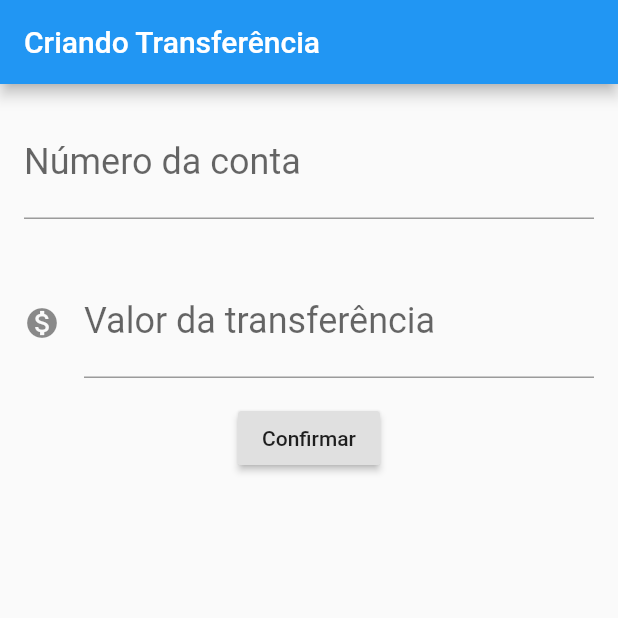
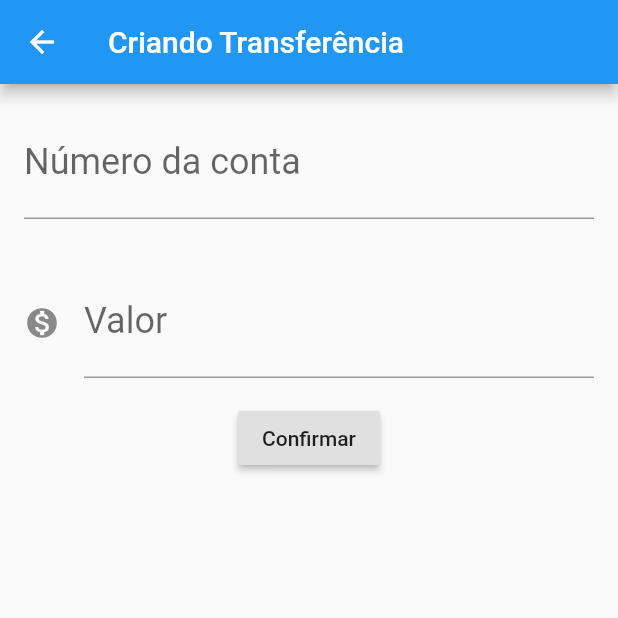
Before and after one commit to daviguelfi/curso-flutter, a Flutter app: the FormularioTransferencia screen opened directly, after a tap on "Confirmar", on a phone screen of 412 x 824 dp, the top half of it. Run offline on Flutter 3.47's test engine with Material 2 defaults, Android fonts, the phone set to English and light mode, and no system bars.

Commit message:
create a navigation and forms

```diff
--- a/bytebank/lib/main.dart
+++ b/bytebank/lib/main.dart
@@ -9,7 +9,7 @@ class BytebankApp extends StatelessWidget {
   Widget build(BuildContext context) {
     return MaterialApp(
       home: Scaffold(
-        body: FormularioTransferencia(),
+        body: ListaTransferencias(),
       ),
     );
   }
@@ -28,57 +28,33 @@ class FormularioTransferencia extends StatelessWidget {
         ),
         body: Column(
           children: <Widget>[
-            Padding(
-              padding: const EdgeInsets.all(16.0),
-              child: TextField(
-                controller: _controladorCampoNumeroConta,
-                style: TextStyle(
-                  fontSize: 24.0,
-                ),
-                decoration: InputDecoration(
-                  labelText: 'Número da conta',
-                  hintText: '0000',
-                ),
-                keyboardType: TextInputType.number,
-              ),
-            ),
-            Padding(
-              padding: const EdgeInsets.all(16.0),
-              child: TextField(
-                controller: _controladorCampoValor,
-                style: TextStyle(
-                  fontSize: 24.0,
-                ),
-                decoration: InputDecoration(
-                  icon: Icon(Icons.monetization_on),
-                  labelText: 'Valor da transferência',
-                  hintText: '0.00',
-                ),
-                keyboardType: TextInputType.number,
-              ),
-            ),
+            Editor(
+                controlador: _controladorCampoNumeroConta,
+                rotulo: 'Número da conta',
+                dica: '0000'),
+            Editor(
+                controlador: _controladorCampoValor,
+                rotulo: 'Valor',
+                dica: '00.00',
+                icone: Icons.monetization_on),
             RaisedButton(
-              onPressed: () {
-                debugPrint('clicou no confirmar');
-                final int numeroConta =
-                    int.tryParse(_controladorCampoNumeroConta.text);
-                final double valor =
-                    double.tryParse(_controladorCampoValor.text);
-
-                if (numeroConta != null && valor != null) {
-                  final transferenciaCriada = Transferencia(valor, numeroConta);
-                  debugPrint('$transferenciaCriada');
-                  Scaffold.of(context).showSnackBar(
-                    SnackBar(
-                      content: Text('$transferenciaCriada'),
-                    ),
-                  );
-                }
-              },
+              onPressed: () => _criaTransferencia(context),
               child: Text('Confirmar'),
             ),
           ],
         ));
+  }
+
+  void _criaTransferencia(BuildContext context) {
+    final int numeroConta = int.tryParse(_controladorCampoNumeroConta.text);
+    final double valor = double.tryParse(_controladorCampoValor.text);
+
+    if (numeroConta != null && valor != null) {
+      final transferenciaCriada = Transferencia(valor, numeroConta);
+      debugPrint('$transferenciaCriada');
+      Navigator.pop(context, transferenciaCriada);
+    }
+    ;
   }
 }
 
@@ -86,17 +62,34 @@ class ListaTransferencias extends StatelessWidget {
   // Stateful modifica de maneira dinamica
   // Stateless não modifica o conteudo
 
+  final List<Transferencia> _transferencias = List();
+
   @override
   Widget build(BuildContext context) {
+    _transferencias.add(Transferencia(100.00, 100));
     return Scaffold(
-        body: Column(
-          children: <Widget>[
-            ItemTransferencia(Transferencia(100, 1000)),
-            ItemTransferencia(Transferencia(200, 2000)),
-            ItemTransferencia(Transferencia(300, 3000)),
-          ],
+        appBar: AppBar(
+          title: Text("Transferências"),
+        ),
+        body: ListView.builder(
+          itemCount: _transferencias.length,
+          itemBuilder: (context, indice) {
+            final transferencia = _transferencias[indice];
+            return ItemTransferencia(transferencia);
+          },
         ),
         floatingActionButton: FloatingActionButton(
+          onPressed: () {
+            final Future<Transferencia> future =
+                Navigator.push(context, MaterialPageRoute(builder: (context) {
+              return FormularioTransferencia();
+            }));
+            future.then((transferenciaRecebida) {
+              debugPrint('Criando transferência');
+              debugPrint('$transferenciaRecebida');
+              _transferencias.add(transferenciaRecebida);
+            });
+          },
           child: Icon(Icons.add),
         ));
   }
@@ -129,3 +122,33 @@ class Transferencia {
     return 'Transferencia{valor: $valor, numerConta: $numerConta}';
   }
 }
+
+class Editor extends StatelessWidget {
+  final TextEditingController controlador;
+  final String rotulo;
+  final String dica;
+  final IconData icone;
+
+  Editor({this.controlador, this.rotulo, this.dica, this.icone});
+
+  // ^ maneira como o flutter entende que os recursos serão opcionais
+
+  @override
+  Widget build(BuildContext context) {
+    return Padding(
+      padding: const EdgeInsets.all(16.0),
+      child: TextField(
+        controller: controlador,
+        style: TextStyle(
+          fontSize: 24.0,
+        ),
+        decoration: InputDecoration(
+          icon: icone != null ? Icon(icone) : null,
+          labelText: rotulo,
+          hintText: dica,
+        ),
+        keyboardType: TextInputType.number,
+      ),
+    );
+  }
+}
```
Also changed, not shown: 1 other file.
